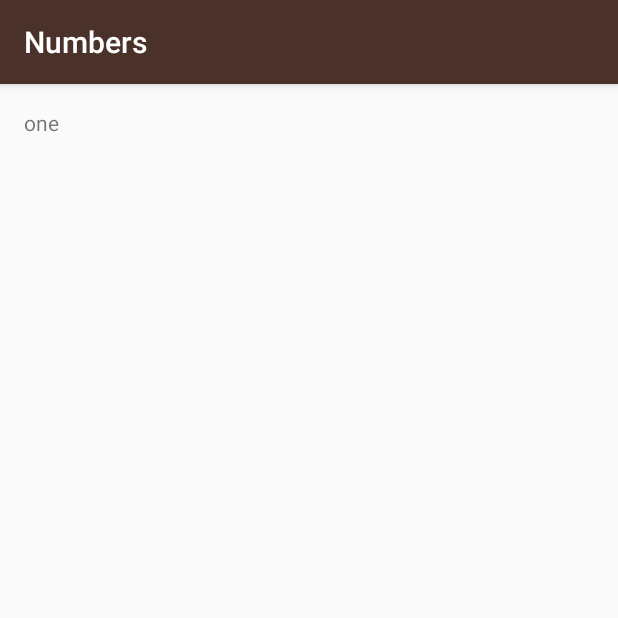
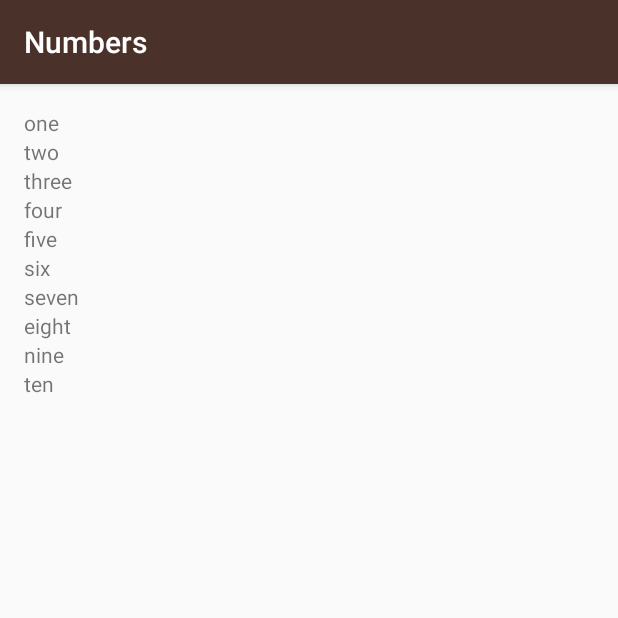
Before and after one commit to hjtse/Android-2.1MiwokLanguageMultiScreen, an Android app: the NumbersActivity screen opened directly, with no data from a screen before it, on a phone screen of 412 x 824 dp, the top half of it. Run offline under Robolectric (Android 15) with nearby library versions, the phone set to English and light mode, and no system bars.

Commit message:
list all the numbers with for loop

```diff
--- a/app/src/main/java/com/example/android/miwok/NumbersActivity.java
+++ b/app/src/main/java/com/example/android/miwok/NumbersActivity.java
@@ -5,6 +5,8 @@ import android.os.Bundle;
 import android.util.Log;
 import android.widget.LinearLayout;
 import android.widget.TextView;
+
+import org.w3c.dom.Text;
 
 import java.util.ArrayList;
 
@@ -31,15 +33,19 @@ public class NumbersActivity extends AppCompatActivity {
 
 
         LinearLayout rootView = (LinearLayout) findViewById(R.id.rootView);
-        TextView wordView = new TextView(this);
-        wordView.setText(words.get(0));
-        rootView.addView(wordView);
-
-
 
         // Verify the contents of the list by printing out each element to the logs
-        for (int i = 0; i < words.size(); i++) {
-            Log.v("NumbersActivity", "Word at index " + i + ": " + words.get(i));
+        for (int index = 0; index < words.size(); index++) {
+            //Create a new TextView
+            TextView wordView = new TextView(this);
+
+            // Set the text to be word at the current index
+            wordView.setText(words.get(index));
+
+            // Add this TextView as another child to the root view of this layout
+            rootView.addView(wordView);
+
+//            Log.v("NumbersActivity", "Word at index " + i + ": " + words.get(i));
         }
 
     }
```
